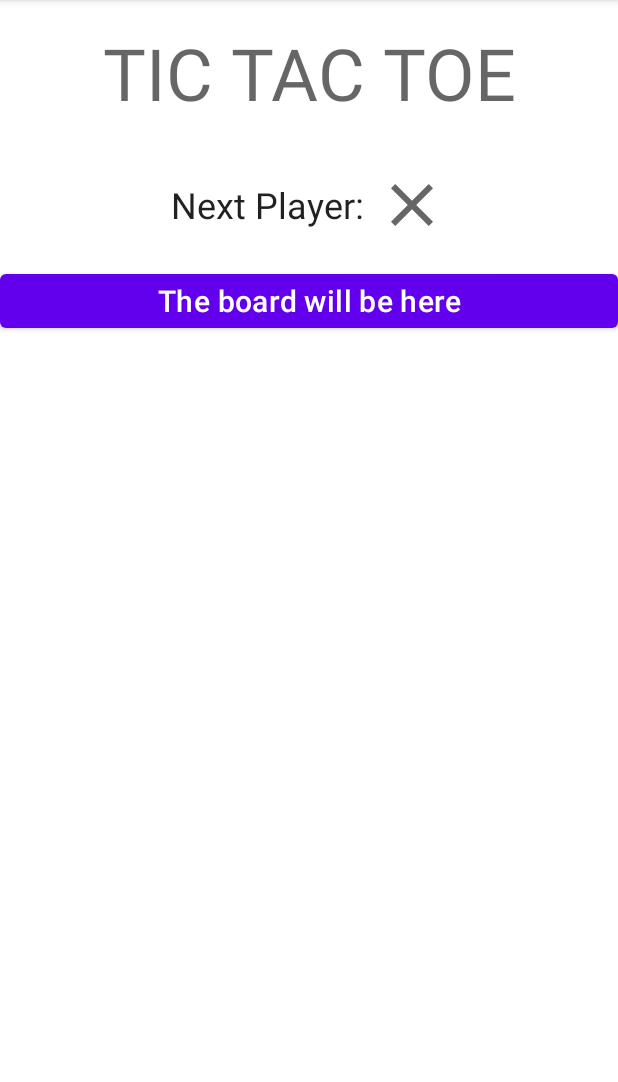
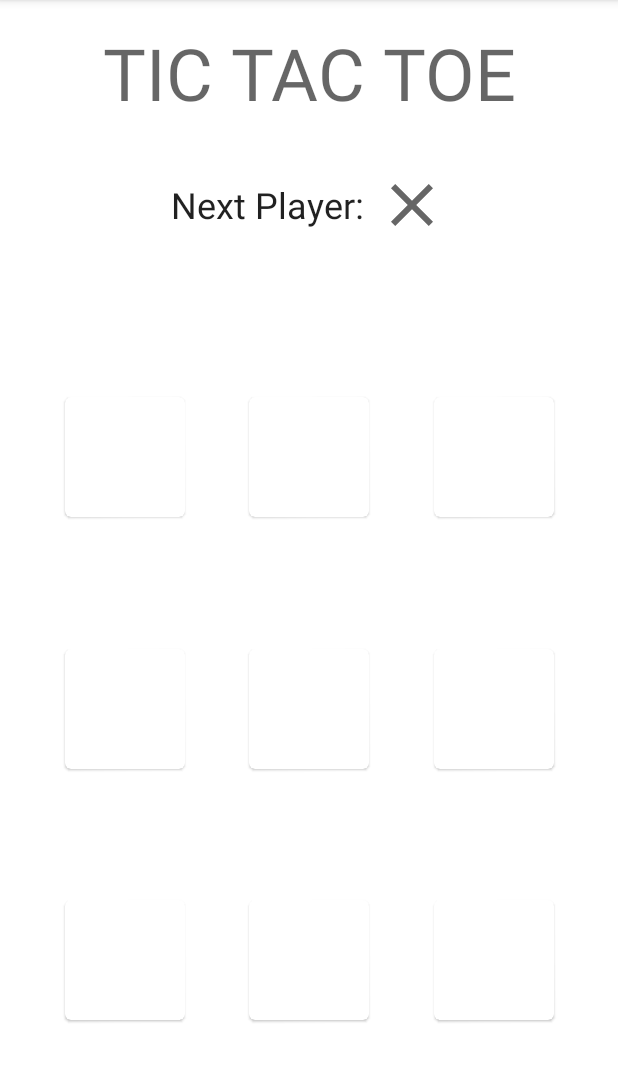
Before and after one commit to 2021-DEV2-054/MyTest, an Android app: the screen it shows after launch (MainActivity), on a phone screen of 412 x 824 dp, the part 84-1166 px from its top. Run offline under Robolectric (Android 15) with nearby library versions, the phone set to English and light mode, and no system bars; our stand-ins replace Dagger/Hilt's generated code; 2 statements that could not run were skipped.

Commit message:
Update to display a board with non selected cells. Make the screen scrollable

```diff
--- a/app/src/main/res/layout/fragment_board.xml
+++ b/app/src/main/res/layout/fragment_board.xml
@@ -1,8 +1,13 @@
 <?xml version="1.0" encoding="utf-8"?>
-<androidx.constraintlayout.widget.ConstraintLayout xmlns:android="http://schemas.android.com/apk/res/android"
+<ScrollView xmlns:android="http://schemas.android.com/apk/res/android"
     xmlns:app="http://schemas.android.com/apk/res-auto"
     android:layout_width="match_parent"
-    android:layout_height="match_parent">
+    android:layout_height="match_parent"
+    android:fillViewport="true">
+
+    <androidx.constraintlayout.widget.ConstraintLayout
+        android:layout_width="match_parent"
+        android:layout_height="wrap_content">
 
         <TextView
             android:id="@+id/header"
@@ -30,14 +35,95 @@
             app:layout_constraintStart_toStartOf="parent"
             app:layout_constraintTop_toBottomOf="@id/header" />
 
-    <com.google.android.material.button.MaterialButton
-        android:id="@+id/board"
-        android:layout_width="match_parent"
+        <androidx.constraintlayout.widget.Barrier
+            android:id="@+id/board_top_barrier"
+            android:layout_width="wrap_content"
             android:layout_height="wrap_content"
-        android:text="The board will be here"
-        android:textAppearance="?textAppearanceHeadline6"
+            android:orientation="vertical"
+            app:barrierDirection="bottom"
+            app:constraint_referenced_ids="next_player" />
+
+        <com.google.android.material.card.MaterialCardView
+            android:id="@+id/cell_1"
+            android:layout_width="@dimen/cell_size"
+            android:layout_height="@dimen/cell_size"
+            app:layout_constraintBottom_toTopOf="@id/cell_4"
+            app:layout_constraintEnd_toStartOf="@id/cell_2"
+            app:layout_constraintStart_toStartOf="parent"
+            app:layout_constraintTop_toBottomOf="@id/board_top_barrier" />
+
+        <com.google.android.material.card.MaterialCardView
+            android:id="@+id/cell_2"
+            android:layout_width="@dimen/cell_size"
+            android:layout_height="@dimen/cell_size"
+            app:layout_constraintBottom_toTopOf="@id/cell_5"
+            app:layout_constraintEnd_toStartOf="@id/cell_3"
+            app:layout_constraintStart_toEndOf="@id/cell_1"
+            app:layout_constraintTop_toBottomOf="@id/board_top_barrier" />
+
+        <com.google.android.material.card.MaterialCardView
+            android:id="@+id/cell_3"
+            android:layout_width="@dimen/cell_size"
+            android:layout_height="@dimen/cell_size"
+            app:layout_constraintBottom_toTopOf="@id/cell_6"
             app:layout_constraintEnd_toEndOf="parent"
+            app:layout_constraintStart_toEndOf="@id/cell_2"
+            app:layout_constraintTop_toBottomOf="@id/board_top_barrier" />
+
+        <com.google.android.material.card.MaterialCardView
+            android:id="@+id/cell_4"
+            android:layout_width="@dimen/cell_size"
+            android:layout_height="@dimen/cell_size"
+            app:layout_constraintBottom_toTopOf="@id/cell_7"
+            app:layout_constraintEnd_toStartOf="@id/cell_5"
             app:layout_constraintStart_toStartOf="parent"
-        app:layout_constraintTop_toBottomOf="@id/next_player" />
+            app:layout_constraintTop_toBottomOf="@id/cell_1" />
+
+        <com.google.android.material.card.MaterialCardView
+            android:id="@+id/cell_5"
+            android:layout_width="@dimen/cell_size"
+            android:layout_height="@dimen/cell_size"
+            app:layout_constraintBottom_toTopOf="@id/cell_8"
+            app:layout_constraintEnd_toStartOf="@id/cell_6"
+            app:layout_constraintStart_toEndOf="@id/cell_4"
+            app:layout_constraintTop_toBottomOf="@id/cell_2" />
+
+        <com.google.android.material.card.MaterialCardView
+            android:id="@+id/cell_6"
+            android:layout_width="@dimen/cell_size"
+            android:layout_height="@dimen/cell_size"
+            app:layout_constraintBottom_toTopOf="@id/cell_9"
+            app:layout_constraintEnd_toEndOf="parent"
+            app:layout_constraintStart_toEndOf="@id/cell_5"
+            app:layout_constraintTop_toBottomOf="@id/cell_3" />
+
+        <com.google.android.material.card.MaterialCardView
+            android:id="@+id/cell_7"
+            android:layout_width="@dimen/cell_size"
+            android:layout_height="@dimen/cell_size"
+            app:layout_constraintBottom_toBottomOf="parent"
+            app:layout_constraintEnd_toStartOf="@id/cell_8"
+            app:layout_constraintStart_toStartOf="parent"
+            app:layout_constraintTop_toBottomOf="@id/cell_4" />
+
+        <com.google.android.material.card.MaterialCardView
+            android:id="@+id/cell_8"
+            android:layout_width="@dimen/cell_size"
+            android:layout_height="@dimen/cell_size"
+            app:layout_constraintBottom_toBottomOf="parent"
+            app:layout_constraintEnd_toStartOf="@id/cell_9"
+            app:layout_constraintStart_toEndOf="@id/cell_7"
+            app:layout_constraintTop_toBottomOf="@id/cell_5" />
+
+        <com.google.android.material.card.MaterialCardView
+            android:id="@+id/cell_9"
+            android:layout_width="@dimen/cell_size"
+            android:layout_height="@dimen/cell_size"
+            app:layout_constraintBottom_toBottomOf="parent"
+            app:layout_constraintEnd_toEndOf="parent"
+            app:layout_constraintStart_toEndOf="@id/cell_8"
+            app:layout_constraintTop_toBottomOf="@id/cell_6" />
 
     </androidx.constraintlayout.widget.ConstraintLayout>
+
+</ScrollView>
--- a/app/src/main/res/values/dimens.xml
+++ b/app/src/main/res/values/dimens.xml
@@ -2,4 +2,5 @@
 <resources>
     <dimen name="default_space">16dp</dimen>
     <dimen name="default_small_space">8dp</dimen>
+    <dimen name="cell_size">80dp</dimen>
 </resources>
```
Also changed, not shown: 2 other files. Lines whose indentation alone changed are shown as unchanged.
